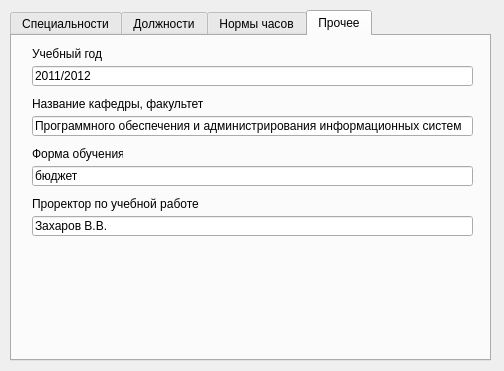
Before: the Qt Designer form settings.ui in alexeypertcev/ksu-ivt-nagruzka, drawn with Qt 5.
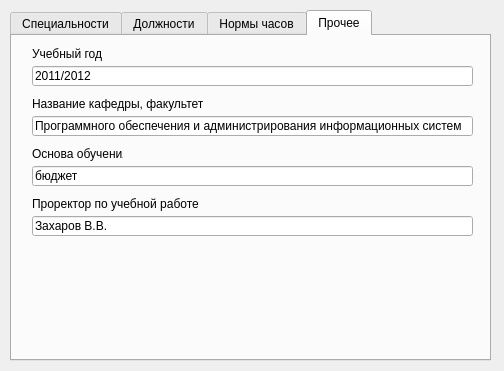
After: the same form once the commit is applied.

The edit to the form file:
```diff
--- a/settings.ui
+++ b/settings.ui
@@ -188,7 +188,7 @@
       </rect>
      </property>
      <property name="text">
-      <string>Форма обучения</string>
+      <string>Основа обучения</string>
      </property>
     </widget>
     <widget class="QLineEdit" name="lineEdit_3">
```
